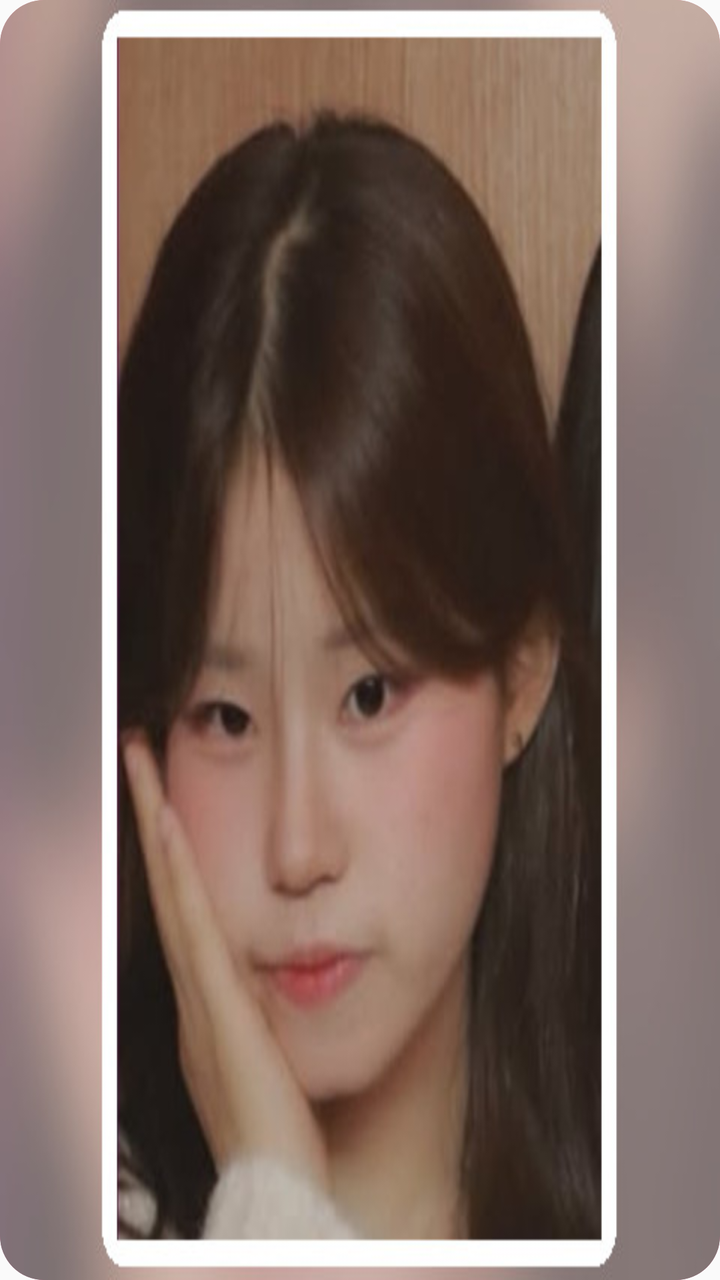
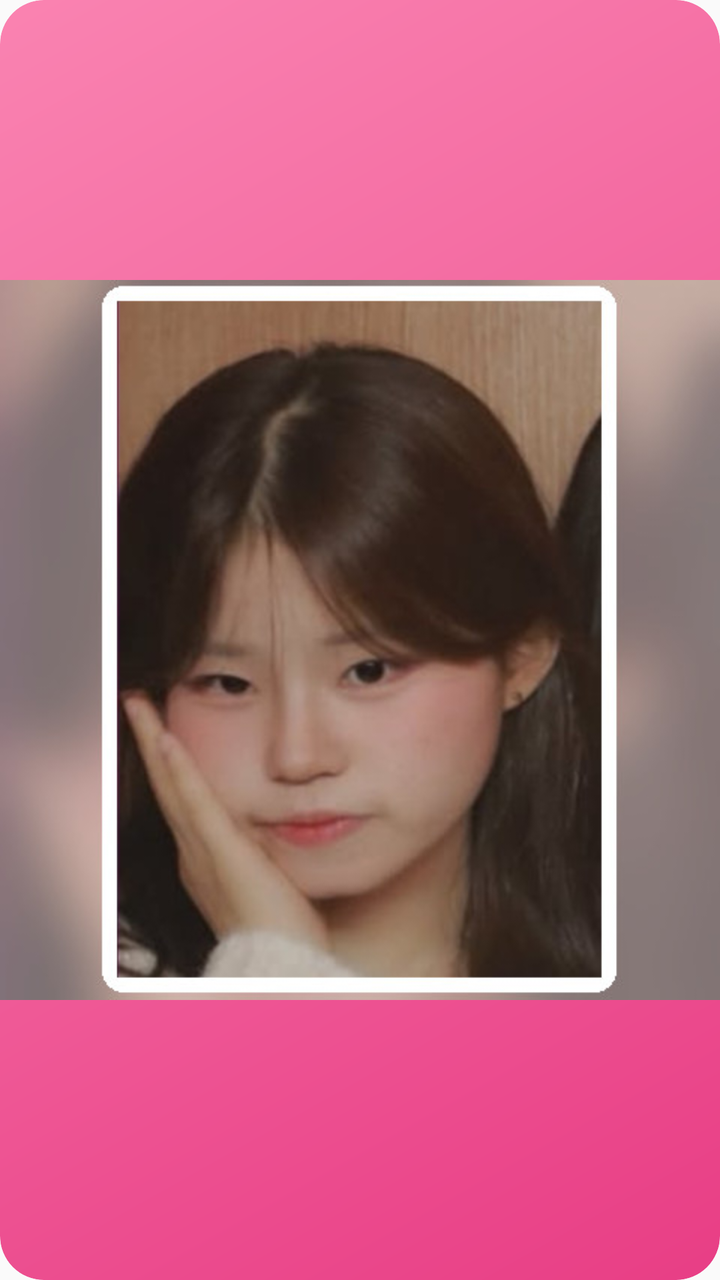

Before-and-after screenshots of an Android layout around one commit, followed by the original layout XML and the change that was made.
<!-- AndroidManifest.xml: application theme android:Theme.Material.Light.NoActionBar -->
<!-- res/layout/love_widget.xml -->
<?xml version="1.0" encoding="utf-8"?>
<FrameLayout xmlns:android="http://schemas.android.com/apk/res/android"
    android:id="@+id/love_widget_root"
    android:layout_width="match_parent"
    android:layout_height="match_parent"
    android:background="@drawable/love_widget_background"
    android:clipToOutline="true"
    android:clickable="true"
    android:contentDescription="음성위젯 음성 재생">
    <ImageView
        android:id="@+id/widget_photo"
        android:layout_width="match_parent"
        android:layout_height="match_parent"
        android:scaleType="fitXY"
        android:contentDescription="설정한 음성위젯 사진"
        android:src="@drawable/widget_photo" />
</FrameLayout>
<!-- resources referenced by this layout -->
<resources>
  <!-- drawable love_widget_background (drawable) -->
  <?xml version="1.0" encoding="utf-8"?>
  <shape xmlns:android="http://schemas.android.com/apk/res/android" android:shape="rectangle">
      <gradient android:angle="315" android:startColor="#FFFA83B1" android:endColor="#FFE83E85" />
      <corners android:radius="22dp" />
  </shape>
  <!-- drawable widget_photo: jpg bitmap (drawable-nodpi, 30974 bytes) -->
</resources>

<!-- the commit's change to res/layout/love_widget.xml (unified diff, before → after) -->
@@ -11,7 +11,7 @@
         android:id="@+id/widget_photo"
         android:layout_width="match_parent"
         android:layout_height="match_parent"
-        android:scaleType="fitXY"
+        android:scaleType="fitCenter"
         android:contentDescription="설정한 음성위젯 사진"
         android:src="@drawable/widget_photo" />
 </FrameLayout>
